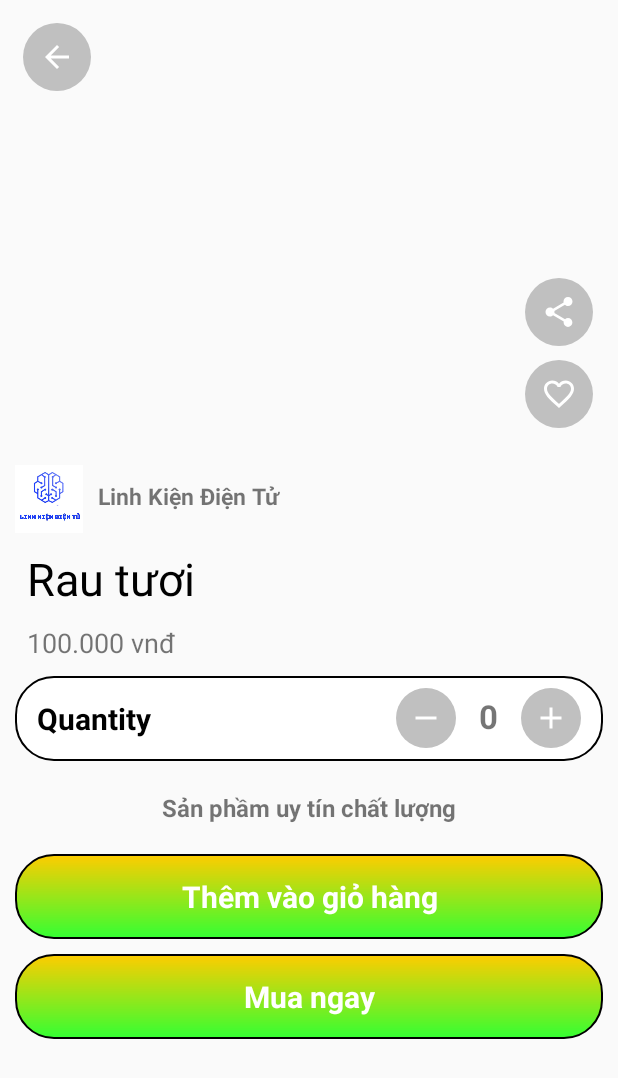
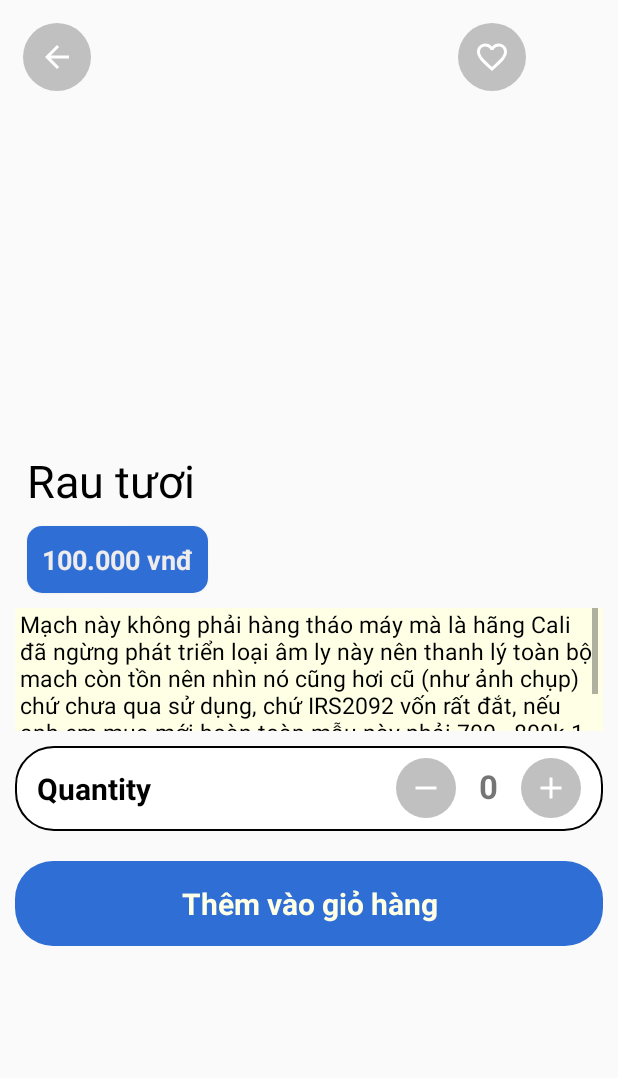
Before and after one commit to DTP000/linhkiendientu-app-android, an Android app: the ProductDetailActivity screen opened directly, with no data from a screen before it, on a phone screen of 412 x 824 dp. Shown: the top 1078 px of the screen. Run offline under Robolectric (Android 15) with nearby library versions, the phone set to English and light mode, and no system bars; our stand-ins replace Picasso; pictures from the network do not load.

Commit message:
update 0510

```diff
--- a/app/src/main/java/tk/dtp000/linhkiendientu/MainActivity.java
+++ b/app/src/main/java/tk/dtp000/linhkiendientu/MainActivity.java
@@ -37,7 +37,6 @@ public class MainActivity extends BaseActivity {
     protected void onCreate(Bundle savedInstanceState) {
         super.onCreate(savedInstanceState);
         setContentView(R.layout.activity_main);
-
         testAPI();
         initGUI();
 
--- a/app/src/main/java/tk/dtp000/linhkiendientu/ProductDetailActivity.java
+++ b/app/src/main/java/tk/dtp000/linhkiendientu/ProductDetailActivity.java
@@ -20,18 +20,15 @@ public class ProductDetailActivity extends BaseActivity implements ProductDetail
 
     private ImageView imgProduct;
     private TextView tvName;
-    private TextView tvPrice;
-
+    private TextView tvPrice, quantity_detail;
     private ImageButton ibBtnBack;
-    private ImageButton ibBtnFavourite;
-
+    private ImageButton ibBtnFavourite, btn_add, btn_sub;
     private Product mProduct;
 
     @Override
     protected void onCreate(Bundle savedInstanceState) {
         super.onCreate(savedInstanceState);
         setContentView(R.layout.activity_product_detail);
-
         initGUI();
         initData();
     }
@@ -40,8 +37,16 @@ public class ProductDetailActivity extends BaseActivity implements ProductDetail
         imgProduct = findViewById(R.id.img_detail);
         tvName = findViewById(R.id.tv_product_name);
         tvPrice = findViewById(R.id.tv_product_price);
+        ibBtnBack = findViewById(R.id.ib_btn_back);
+        ibBtnFavourite = findViewById(R.id.ib_btn_favourite);
+        quantity_detail = findViewById(R.id.quantity_detail);
+        btn_add = findViewById(R.id.btn_add_quality);
+        btn_sub = findViewById(R.id.btn_sub_quality);
+    }
 
-        ibBtnBack = findViewById(R.id.ib_btn_back);
+    private void initData() {
+
+        int productId = getIntent().getIntExtra(Constants.PRODUCT_ID, 1);
         ibBtnBack.setOnClickListener(new View.OnClickListener() {
             @Override
             public void onClick(View view) {
@@ -49,7 +54,18 @@ public class ProductDetailActivity extends BaseActivity implements ProductDetail
             }
         });
 
-        ibBtnFavourite = findViewById(R.id.ib_btn_favourite);
+        btn_add.setOnClickListener(new View.OnClickListener() {
+            int temp = 0;
+            @Override
+            public void onClick(View view) {
+                int quanlity = Integer.parseInt((String) quantity_detail.getText());
+                if( quanlity < 50 ) {
+                    temp = quanlity+1;
+                    quantity_detail.setText(temp);
+                }
+             }
+        });
+
         ibBtnFavourite.setOnClickListener(new View.OnClickListener() {
             @Override
             public void onClick(View view) {
@@ -64,10 +80,6 @@ public class ProductDetailActivity extends BaseActivity implements ProductDetail
                 DatabaseDao.getInstance().getProductDao().insert(favourite);
             }
         });
-    }
-
-    private void initData() {
-        int productId = getIntent().getIntExtra(Constants.PRODUCT_ID, 1);
 
         mPresenter = new ProductDetailPresenter();
         mPresenter.setView(this);
--- a/app/src/main/java/tk/dtp000/linhkiendientu/ui/adapter/ProductAdapter.java
+++ b/app/src/main/java/tk/dtp000/linhkiendientu/ui/adapter/ProductAdapter.java
@@ -46,7 +46,6 @@ public class ProductAdapter extends RecyclerView.Adapter<ProductAdapter.ViewHold
         Picasso.get().load(product.image).into(holder.imgProduct);
         holder.tvProductName.setText(product.name);
         holder.tvPrice.setText(StringHelper.currencyFormat(product.price));
-
         holder.itemView.setOnClickListener(new View.OnClickListener() {
             @Override
             public void onClick(View view) {
--- a/app/src/main/res/drawable-v24/addcart.xml
+++ b/app/src/main/res/drawable-v24/addcart.xml
@@ -1,17 +1,6 @@
 <?xml version="1.0" encoding="UTF-8"?>
 <shape xmlns:android="http://schemas.android.com/apk/res/android">
-    <solid android:color="#FFFFFF"/>
-    <stroke
-        android:width="1dp"
-        android:color="#000000" />
-
-    //specify gradient
-    <gradient
-        android:endColor="#FFCC00"
-        android:startColor="#33FF33"
-
-        android:angle="90"/>
-
+    <solid android:color="@color/colorPrimary"/>
     <padding
         android:left="5dp"
         android:top="5dp"
--- /dev/null
+++ b/app/src/main/res/drawable-v24/ic_cart.xml
@@ -0,0 +1,5 @@
+<vector android:height="@dimen/icon_toolbar_size" android:tint="@color/white"
+    android:viewportHeight="24" android:viewportWidth="24"
+    android:width="@dimen/icon_toolbar_size" xmlns:android="http://schemas.android.com/apk/res/android">
+    <path android:fillColor="@android:color/white" android:pathData="M7,18c-1.1,0 -1.99,0.9 -1.99,2S5.9,22 7,22s2,-0.9 2,-2 -0.9,-2 -2,-2zM1,2v2h2l3.6,7.59 -1.35,2.45c-0.16,0.28 -0.25,0.61 -0.25,0.96 0,1.1 0.9,2 2,2h12v-2L7.42,15c-0.14,0 -0.25,-0.11 -0.25,-0.25l0.03,-0.12 0.9,-1.63h7.45c0.75,0 1.41,-0.41 1.75,-1.03l3.58,-6.49c0.08,-0.14 0.12,-0.31 0.12,-0.48 0,-0.55 -0.45,-1 -1,-1L5.21,4l-0.94,-2L1,2zM17,18c-1.1,0 -1.99,0.9 -1.99,2s0.89,2 1.99,2 2,-0.9 2,-2 -0.9,-2 -2,-2z"/>
+</vector>
--- a/app/src/main/res/layout/activity_product_detail.xml
+++ b/app/src/main/res/layout/activity_product_detail.xml
@@ -7,15 +7,12 @@
     android:orientation="vertical">
     <RelativeLayout
         android:layout_width="match_parent"
-        android:layout_height="wrap_content"
-        android:orientation="vertical">
-        <RelativeLayout
-            android:layout_width="match_parent"
         android:layout_height="wrap_content">
             <ImageView
                 android:id="@+id/img.detail"
                 android:layout_width="match_parent"
                 android:layout_height="300dp" />
+
         <ImageButton
             android:id="@+id/ib.btn.back"
             android:layout_width="45dp"
@@ -23,58 +20,22 @@
             android:layout_marginStart="15dp"
             android:layout_marginTop="15dp"
             android:layout_marginEnd="15dp"
-                android:layout_marginBottom="15dp"
             android:background="@drawable/round_button"
-                android:gravity="center_vertical|center_horizontal"
             android:textColor="#C0C0C0"
             app:srcCompat="@drawable/ic_baseline_arrow_back_24" />
 
             <ImageButton
                 android:id="@+id/ib.btn.favourite"
+                android:layout_marginTop="15dp"
                 android:layout_width="45dp"
                 android:layout_height="45dp"
-                android:layout_marginLeft="350dp"
-                android:layout_marginTop="240dp"
                 android:background="@drawable/round_button"
-                android:gravity="center_vertical|center_horizontal"
+                android:layout_marginLeft="305dp"
                 android:textColor="#C0C0C0"
                 app:srcCompat="@drawable/ic_baseline_favorite_white_24" />
 
-            <ImageButton
-                android:layout_width="45dp"
-                android:layout_height="45dp"
-                android:layout_marginLeft="350dp"
-                android:layout_marginTop="185dp"
-                android:background="@drawable/round_button"
-                android:gravity="center_vertical|center_horizontal"
-                android:textColor="#C0C0C0"
-                app:srcCompat="@drawable/ic_baseline_share_24" />
     </RelativeLayout>
 
-    </RelativeLayout>
-    <LinearLayout
-        android:layout_width="match_parent"
-        android:layout_height="wrap_content"
-        android:orientation="horizontal">
-        <ImageView
-            android:layout_margin="10dp"
-            android:layout_width="45dp"
-            android:layout_height="45dp"
-            android:background="@drawable/round_button"
-            android:gravity="center_vertical|center_horizontal"
-            android:textColor="#C0C0C0"
-            android:src="@drawable/logo"
-            />
-        <TextView
-            android:layout_width="wrap_content"
-            android:layout_height="wrap_content"
-            android:text="@string/app_name"
-            android:textSize="15dp"
-            android:layout_marginTop="20dp"
-            android:layout_centerHorizontal="true"
-            android:textStyle="bold"
-            />
-    </LinearLayout>
     <LinearLayout
         android:layout_width="match_parent"
         android:layout_height="wrap_content"
@@ -88,15 +49,47 @@
             android:textSize="30dp"
             android:layout_marginLeft="18dp"
             />
+        <androidx.cardview.widget.CardView
+            android:layout_width="wrap_content"
+            android:background="@color/colorPrimary"
+            android:layout_height="wrap_content"
+            app:cardCornerRadius="10dp"
+            android:layout_marginLeft="18dp"
+            android:layout_marginTop="10dp">
             <TextView
                 android:id="@+id/tv.product.price"
-            android:layout_width="match_parent"
+                android:layout_width="wrap_content"
                 android:layout_height="wrap_content"
+                android:padding="10dp"
+                android:background="@color/colorPrimary"
+                android:textColor="#EFECEC"
                 android:text="100.000 vnđ"
                 android:textSize="18dp"
-            android:layout_marginLeft="18dp"
-            android:layout_marginTop="10dp"
+                android:textStyle="bold"
                 />
+        </androidx.cardview.widget.CardView>
+
+        <ScrollView
+            android:layout_width="match_parent"
+            android:layout_height="82dp"
+            android:layout_above="@+id/linear_mua"
+            android:layout_below="@+id/linear_thongtin"
+            android:layout_marginStart="@dimen/margin_1"
+            android:layout_marginTop="@dimen/margin_1"
+            android:layout_marginEnd="@dimen/margin_1"
+            android:background="@color/fifth"
+            android:paddingLeft="3dp"
+            android:paddingRight="3dp">
+
+            <TextView
+                android:id="@+id/mota_chitiet"
+                android:layout_width="match_parent"
+                android:layout_height="match_parent"
+                android:paddingBottom="5dp"
+                android:text="@string/mo_ta_san_pham"
+                android:textColor="@color/black"
+                android:textSize="15dp" />
+        </ScrollView>
 
         <LinearLayout
             android:layout_width="match_parent"
@@ -119,15 +112,16 @@
                 android:layout_weight="0"
                 android:layout_marginRight="10dp"
                 android:orientation="horizontal">
+
                 <ImageButton
+                    android:id="@+id/btn_sub_quality"
                     android:layout_width="40dp"
                     android:layout_height="40dp"
                     android:layout_marginTop="3dp"
                     android:background="@drawable/round_button"
                     android:gravity="center_vertical|center_horizontal"
                     android:textColor="@color/white"
-                    app:srcCompat="@drawable/ic_baseline_remove_24"
-                    />
+                    app:srcCompat="@drawable/ic_baseline_remove_24" />
                 <TextView
                     android:layout_marginTop="7dp"
                     android:id="@+id/quantity.detail"
@@ -139,7 +133,9 @@
                     android:textSize="22dp"
                     android:textStyle="bold"
                     />
+
                 <ImageButton
+                    android:id="@+id/btn_add_quality"
                     android:layout_width="40dp"
                     android:layout_height="40dp"
                     android:layout_marginTop="3dp"
@@ -149,14 +145,6 @@
                     app:srcCompat="@drawable/ic_baseline_add_24" />
             </LinearLayout>
         </LinearLayout>
-        <TextView
-            android:layout_width="match_parent"
-            android:layout_height="wrap_content"
-            android:text="Sản phầm uy tín chất lượng"
-            android:gravity="center"
-            android:layout_margin="10dp"
-            android:textSize="16dp"
-            android:textStyle="bold"/>
         <LinearLayout
             android:layout_width="match_parent"
             android:layout_height="wrap_content"
@@ -171,25 +159,7 @@
                 android:padding="10dp"
                 android:textSize="20dp"
                 android:textStyle="bold"
-                android:textColor="@color/white"
-                android:gravity="center_vertical|center_horizontal"/>
-
-        </LinearLayout>
-        <LinearLayout
-            android:layout_width="match_parent"
-            android:layout_height="wrap_content"
-            android:orientation="horizontal"
-            android:layout_marginLeft="10dp"
-            android:layout_marginRight="10dp"
-            android:background="@drawable/addcart">
-            <TextView
-                android:layout_width="match_parent"
-                android:layout_height="wrap_content"
-                android:text="Mua ngay"
-                android:padding="10dp"
-                android:textSize="20dp"
-                android:textStyle="bold"
-                android:textColor="@color/white"
+                android:textColor="@color/fifth"
                 android:gravity="center_vertical|center_horizontal"/>
         </LinearLayout>
     </LinearLayout>
--- a/app/src/main/res/layout/item_product.xml
+++ b/app/src/main/res/layout/item_product.xml
@@ -84,6 +84,7 @@
                     android:layout_marginStart="5dp"
                     android:lines="1"
                     android:ems= "6"
+                    android:ellipsize="end"
                     android:textColor="@color/black"
                     android:textSize="16dp" />
 
--- a/app/src/main/res/values/colors.xml
+++ b/app/src/main/res/values/colors.xml
@@ -7,9 +7,10 @@
     <color name="teal_700">#FF018786</color>
     <color name="black">#FF000000</color>
     <color name="white">#FFFFFFFF</color>
-
+    //custom
     <color name="colorPrimary">#2e6ed5</color>
     <color name="primaryColor">#2e6ed5</color>
+    <color name="fifth">#FFFFE6</color>
 
     <color name="colorAccent">#2e6ed5</color>
     <color name="red">#FF0000</color>
--- a/app/src/main/res/values/strings.xml
+++ b/app/src/main/res/values/strings.xml
@@ -4,4 +4,5 @@
     <string name="slide_2">https://bizweb.dktcdn.net/100/184/656/themes/821115/assets/slider_2.jpg?1664364064359</string>
     <string name="slide_3">https://bizweb.dktcdn.net/100/184/656/themes/821115/assets/slider_3.jpg?1664364064359</string>
     <string name="price_sale"><strike>100.000 đ</strike></string>
+    <string name="mo_ta_san_pham">Mạch này không phải hàng tháo máy mà là hãng Cali đã ngừng phát triển loại âm ly này nên thanh lý toàn bộ mach còn tồn nên nhìn nó cũng hơi cũ (như ảnh chụp) chứ chưa qua sử dụng, chứ IRS2092 vốn rất đắt, nếu anh em mua mới hoàn toàn mẫu này phải 700 - 800k 1 mạch.</string>
 </resources>
```
Also changed, not shown: app/src/main/res/layout/activity_main.xml (+58 -1 lines), app/src/main/res/values/dimes.xml (added, +8 -0 lines). Lines whose indentation alone changed are shown as unchanged.
